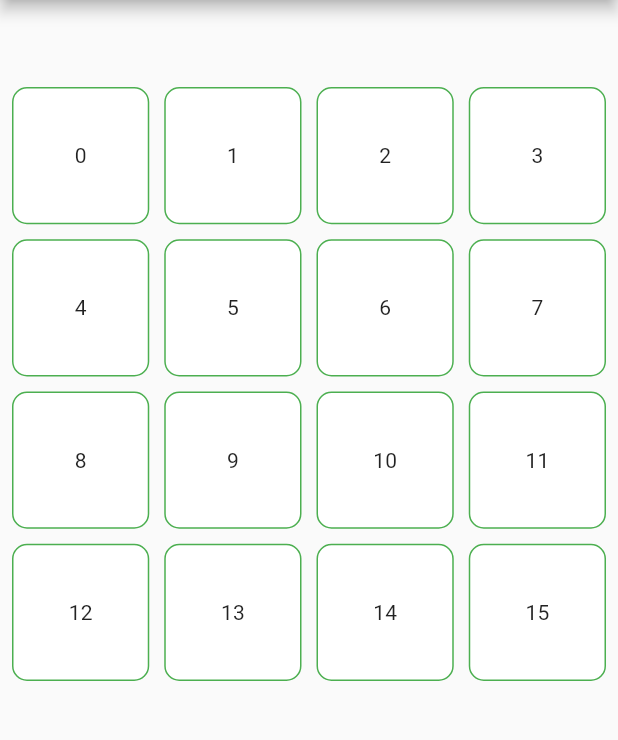
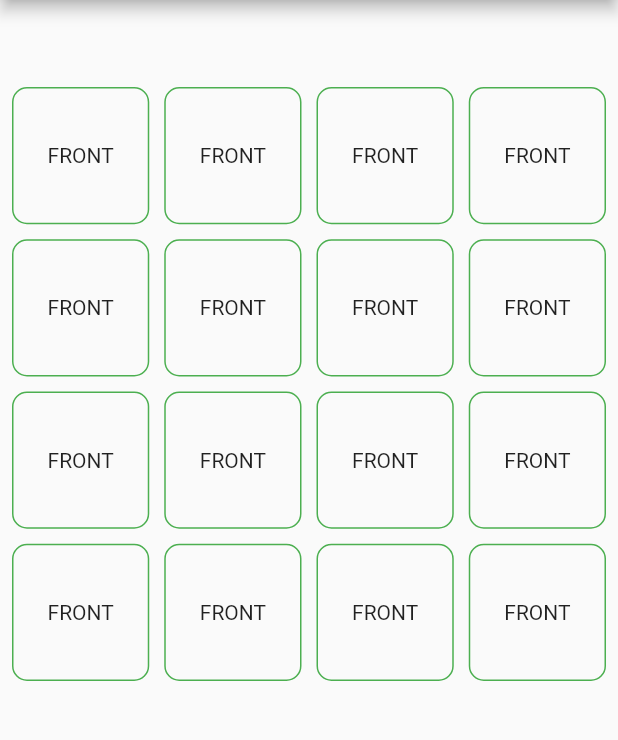
Before and after one commit to Dolphin-PC/memory_game, a Flutter app: the screen it shows after launch, after a tap on the "play arrow" icon, on a phone screen of 412 x 824 dp, the part 84-824 px from its top. Run offline on Flutter 3.47's test engine with Material 2 defaults, Android fonts, the phone set to English and light mode, and no system bars.

Commit message:
compare Card

```diff
--- a/lib/providers/game_provider.dart
+++ b/lib/providers/game_provider.dart
@@ -49,8 +49,13 @@ class GameProvider extends ChangeNotifier {
       card1.isCorrect = true;
       card2.isCorrect = true;
     } else {
-      card1.isClicked = false;
-      card2.isClicked = false;
+      print('not pair!!');
+      Future.delayed(Duration(milliseconds: 1000), () {
+        card1.isClicked = false;
+        card2.isClicked = false;
+        notifyListeners();
+        print('not pair@@');
+      });
     }
     pairCardList = [];
   }
--- a/lib/screens/game_screen.dart
+++ b/lib/screens/game_screen.dart
@@ -34,7 +34,7 @@ class _GameScreenState extends State<GameScreen> {
               crossAxisSpacing: 10, // 수직 padding
             ),
             itemBuilder: (BuildContext context, int index) {
-              return FlipCard(index: index);
+              return FlipCard(index: index, card: gameProvider.initCardList[index]);
             },
           ),
         ),
--- a/lib/widgets/flip_card.dart
+++ b/lib/widgets/flip_card.dart
@@ -1,39 +1,94 @@
+import 'dart:math';
+
 import 'package:flutter/material.dart';
 import 'package:memory_game/models/card_model.dart';
 import 'package:memory_game/providers/game_provider.dart';
 import 'package:provider/provider.dart';
 
-class FlipCard extends StatelessWidget {
+class FlipCard extends StatefulWidget {
   const FlipCard({
     Key? key,
     required this.index,
+    required this.card,
   }) : super(key: key);
 
   final int index;
+  final CardModel card;
+
+  @override
+  State<FlipCard> createState() => _FlipCardState();
+}
+
+class _FlipCardState extends State<FlipCard> {
+  bool getIsFront() => widget.card.isCorrect || widget.card.isClicked;
+
+  renderCard() {
+    if (getIsFront()) {
+      return renderFront();
+    }
+
+    return renderBack();
+  }
+
+  renderFront() {
+    return Container(
+      decoration: BoxDecoration(
+        borderRadius: BorderRadius.circular(10),
+        border: Border.all(color: Colors.green),
+      ),
+      key: const ValueKey<int>(0),
+      child: Center(
+        child: Text(widget.card.displayName),
+      ),
+    );
+  }
+
+  renderBack() {
+    return Container(
+      decoration: BoxDecoration(
+        borderRadius: BorderRadius.circular(10),
+        border: Border.all(color: Colors.green),
+      ),
+      key: const ValueKey<int>(1),
+      child: Center(
+        child: Text('FRONT'),
+      ),
+    );
+  }
+
+  Widget wrapAnimatedBuilder(Widget widget, Animation<double> animation) {
+    var pi = 3.14;
+    final rotate = Tween(begin: pi, end: 0.0).animate(animation);
+
+    return AnimatedBuilder(
+      animation: rotate,
+      child: widget,
+      builder: (_, widget) {
+        final isBack = getIsFront() ? widget?.key == ValueKey(false) : widget?.key != ValueKey(false);
+
+        final value = isBack ? min(rotate.value, pi / 2) : rotate.value;
+
+        return Transform(
+          transform: Matrix4.rotationY(value),
+          child: widget,
+          alignment: Alignment.center,
+        );
+      },
+    );
+  }
 
   @override
   Widget build(BuildContext context) {
     GameProvider gameProvider = Provider.of(context, listen: true);
 
-    CardModel card = gameProvider.initCardList[index];
-
     return GestureDetector(
       onTap: () {
-        gameProvider.cardClick(card);
+        gameProvider.cardClick(widget.card);
       },
-      child: Container(
-        decoration: BoxDecoration(
-          color: card.isCorrect
-              ? Colors.red
-              : card.isClicked
-                  ? Colors.grey
-                  : Colors.white,
-          borderRadius: BorderRadius.circular(10),
-          border: Border.all(color: Colors.green),
-        ),
-        child: Center(
-          child: Text(card.displayName),
-        ),
+      child: AnimatedSwitcher(
+        duration: const Duration(milliseconds: 300),
+        transitionBuilder: wrapAnimatedBuilder,
+        child: renderCard(),
       ),
     );
   }
```
